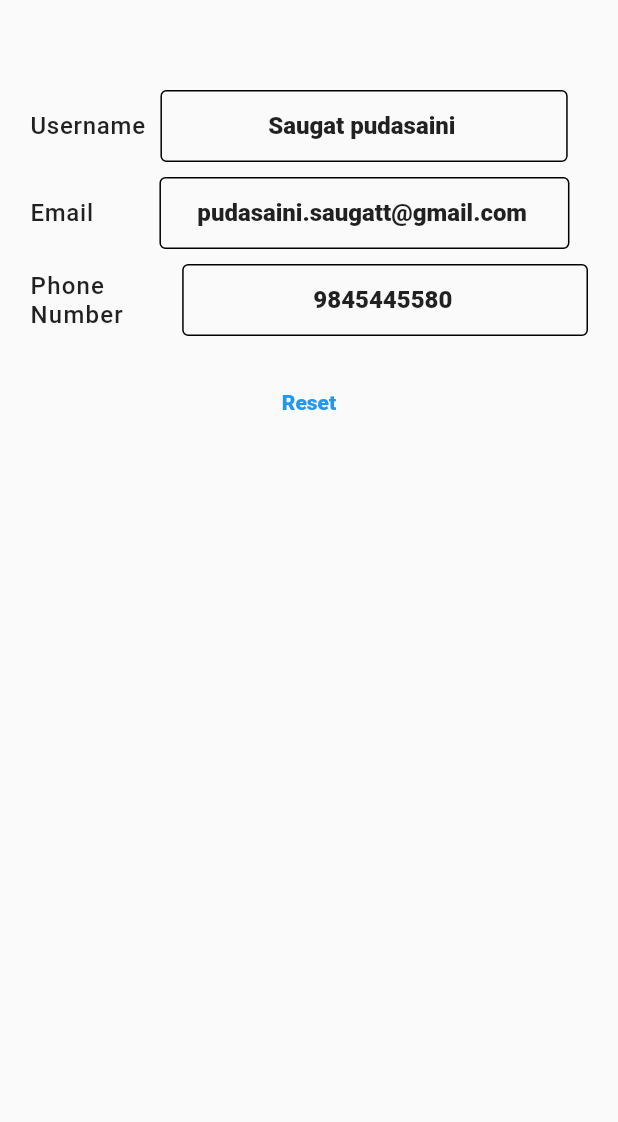
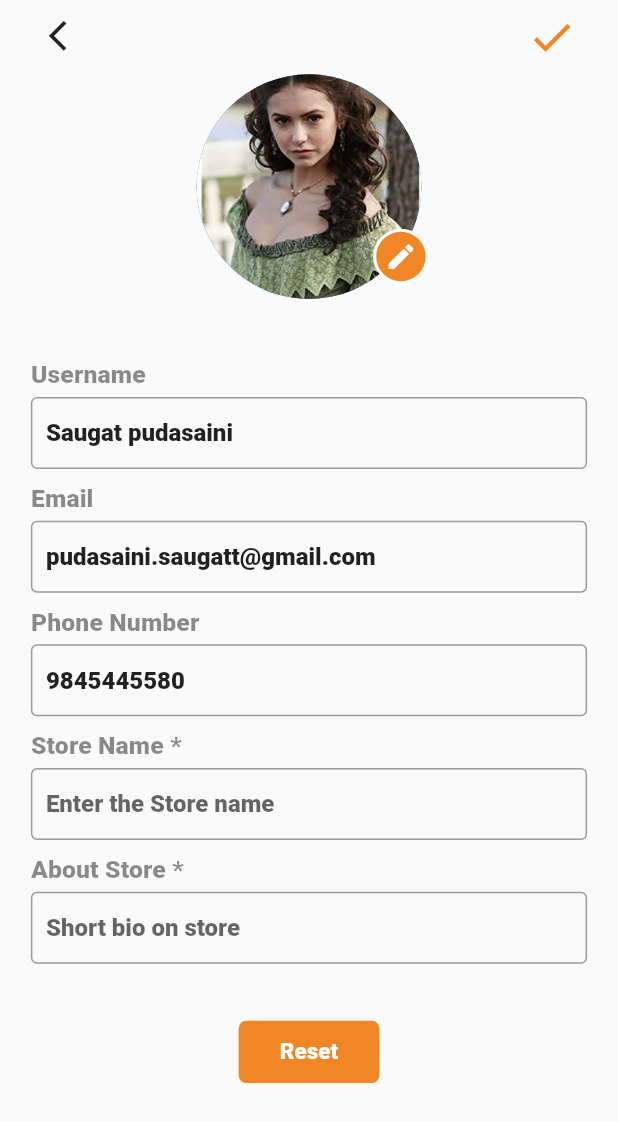
Before and after one commit to Gameofcode1/flutterproject, a Flutter app: the screen it shows after launch, after a tap on "Edit Profle", on a phone screen of 412 x 824 dp. Shown: the top 1122 px of the screen. Run offline on Flutter 3.47's test engine with Material 2 defaults, Android fonts, the phone set to English and light mode, and no system bars; our stand-ins replace carousel_slider, flutter_form_builder, font_awesome_flutter, image_picker; Roboto replaces fonts that are missing (Robotm).

Commit message:
edit page

```diff
--- a/lib/editpage/constant.dart
+++ b/lib/editpage/constant.dart
@@ -1,13 +1,15 @@
 import 'package:flutter/material.dart';
 
 const kEditDecoration = InputDecoration(
+  border: OutlineInputBorder(borderSide: BorderSide(color: Colors.white)),
   hintText: "Enter the values",
-  contentPadding: EdgeInsets.symmetric(vertical: 10.0, horizontal: 20.0),
-  border: OutlineInputBorder(),
+  contentPadding: EdgeInsets.symmetric(vertical: 3.0, horizontal: 10.0),
   enabledBorder: OutlineInputBorder(
-    borderSide: BorderSide(color: Colors.black, width: 1.0),
+    borderSide: BorderSide(color: Colors.black38, width: 1.0),
   ),
   focusedBorder: OutlineInputBorder(
-    borderSide: BorderSide(color: Colors.deepOrangeAccent, width: 2.0),
+    borderSide: BorderSide(color: Color(0xffF08626), width: 2.0),
   ),
 );
+
+const kTextStyle = TextStyle(letterSpacing: 0.1, color: Colors.black45);
--- a/lib/editpage/edit.dart
+++ b/lib/editpage/edit.dart
@@ -35,67 +35,102 @@ class _EditTextState extends State<EditText> {
 
   @override
   Widget build(BuildContext context) {
+    var height = MediaQuery.of(context).size.height;
+    var width = MediaQuery.of(context).size.width;
     return Scaffold(
       body: SafeArea(
         child: Container(
-          padding: EdgeInsets.symmetric(horizontal: 20.0, vertical: 60.0),
-          child: Center(
+          margin: EdgeInsets.symmetric(
+            horizontal: width / 20,
+          ),
+          child: SingleChildScrollView(
             child: Column(
+              crossAxisAlignment: CrossAxisAlignment.center,
               children: [
                 Row(
+                  crossAxisAlignment: CrossAxisAlignment.start,
+                  mainAxisAlignment: MainAxisAlignment.spaceBetween,
                   children: [
-                    Flexible(
-                      flex: 2,
-                      child: Text(
-                        "Username",
-                        style: TextStyle(
-                          letterSpacing: 0.5,
-                          fontSize: 16.0,
-                          fontWeight: FontWeight.w100,
-                          fontFamily: "RoboroM",
+                    IconButton(
+                        icon: Icon(
+                          Icons.arrow_back_ios,
+                          size: height / 34,
+                          color: Colors.black87,
+                        ),
+                        onPressed: () {
+                          Navigator.pop(context);
+                        }),
+                    SizedBox(),
+                    IconButton(
+                        icon: Icon(
+                          Icons.done,
+                          size: height / 25,
+                          color: Color(0xffF08626),
+                        ),
+                        onPressed: () {
+                          Navigator.pop(context);
+                        }),
+                  ],
+                ),
+                Container(
+                  margin:
+                      EdgeInsets.only(top: height / 550, bottom: height / 20),
+                  child: Stack(
+                    overflow: Overflow.visible,
+                    children: [
+                      CircleAvatar(
+                          backgroundImage: AssetImage("images/katherine.jpg"),
+                          radius: height / 11),
+                      Positioned(
+                        top: height / 8,
+                        left: width / 3.5,
+                        child: Container(
+                          decoration: BoxDecoration(
+                              color: Colors.white,
+                              borderRadius: BorderRadius.circular(30)),
+                          padding: EdgeInsets.all(2),
+                          child: CircleAvatar(
+                            radius: height / 50,
+                            backgroundColor:Color(0xffF08626),
+                            child: Icon(
+                              Icons.edit,
+                              color: Colors.white,
+                              size: height / 38,
                             ),
                           ),
                         ),
-                    SizedBox(
-                      width: 10.0,
+                      )
+                    ],
                   ),
-                    Flexible(
-                      flex: 6,
+                ),
+                Column(
+                  crossAxisAlignment: CrossAxisAlignment.start,
+                  children: [
+                    Text("Username",
+                        style: kTextStyle.copyWith(fontSize: height / 50)),
+                    Container(
+
+                      margin: EdgeInsets.only(top: height / 160),
                       child: TextField(
                         controller: users,
                         onChanged: (values) {
                           username = values;
                         },
                         obscureText: false,
-                          textAlign: TextAlign.center,
+                        textAlign: TextAlign.left,
                         decoration: kEditDecoration.copyWith(
-                              hintText: "Enter the username")),
+                            hintText: "Enter the username"),
                       ),
-                  ],
                     ),
                     Container(
-                  margin: EdgeInsets.only(top: 10.0),
-                  child: Row(
-                    mainAxisAlignment: MainAxisAlignment.start,
-                    children: [
-                      Flexible(
-                        flex: 1,
-                        child: Text(
-                          "Email",
+                      margin: EdgeInsets.only(top: height / 80),
+                      child: Text("Email",
                           textAlign: TextAlign.start,
-                          style: TextStyle(
-                            fontFamily: "RoboroM",
-                            letterSpacing: 0.5,
-                            fontSize: 16.0,
-                            fontWeight: FontWeight.w100,
+                          style: kTextStyle.copyWith(fontSize: height / 50)),
                     ),
-                        ),
-                      ),
-                      SizedBox(
-                        width: 44.0,
-                      ),
-                      Flexible(
-                        flex: 5,
+                    Container(
+                      margin: EdgeInsets.only(top: height / 160),
+
                       child: TextField(
                           controller: email,
                           onChanged: (value) {
@@ -103,31 +138,18 @@ class _EditTextState extends State<EditText> {
                           },
                           keyboardType: TextInputType.emailAddress,
                           obscureText: false,
-                            textAlign: TextAlign.center,
+                          textAlign: TextAlign.left,
                           decoration: kEditDecoration.copyWith(
                               hintText: "Enter the email")),
                     ),
-                    ],
-                  ),
+                    Container(
+                      margin: EdgeInsets.only(top: height / 80),
+                      child: Text("Phone Number",
+                          style: kTextStyle.copyWith(fontSize: height / 50)),
                     ),
                     Container(
-                  margin: EdgeInsets.only(top: 10.0),
-                  child: Row(
-                    children: [
-                      Flexible(
-                        flex: 3,
-                        child: Text(
-                          "Phone Number",
-                          style: TextStyle(
-                            fontFamily: "RoboroM",
-                            letterSpacing: 0.8,
-                            fontSize: 16,
-                            fontWeight: FontWeight.w100,
-                          ),
-                        ),
-                      ),
-                      Flexible(
-                        flex: 8,
+
+                      margin: EdgeInsets.only(top: height / 160),
                       child: TextField(
                         controller: phone,
                         onChanged: (values) {
@@ -135,16 +157,44 @@ class _EditTextState extends State<EditText> {
                         },
                         keyboardType: TextInputType.phone,
                         obscureText: false,
-                            textAlign: TextAlign.center,
+                        textAlign: TextAlign.left,
                         decoration: kEditDecoration.copyWith(
-                                hintText: "Enter the phonenumber")),
-                      ),
-                    ],
+                            hintText: "Enter the phonenumber"),
                       ),
                     ),
-                Padding(
-                  padding: const EdgeInsets.only(top: 20.0),
-                  child: TextButton(
+                    Container(
+                      margin: EdgeInsets.only(top: height / 80),
+                      child: Text("Store Name *",
+                          style: kTextStyle.copyWith(fontSize: height / 50)),
+                    ),
+                    Container(
+
+                      margin: EdgeInsets.only(top: height / 160),
+                      child: TextField(
+                        keyboardType: TextInputType.text,
+                        obscureText: false,
+                        textAlign: TextAlign.left,
+                        decoration: kEditDecoration.copyWith(
+                            hintText: "Enter the Store name"),
+                      ),
+                    ),
+                    Container(
+                      margin: EdgeInsets.only(top: height / 80),
+                      child: Text("About Store *",
+                          style: kTextStyle.copyWith(fontSize: height / 50)),
+                    ),
+                    Container(
+
+                      margin: EdgeInsets.only(top: height / 160),
+                      child: TextField(
+                        keyboardType: TextInputType.text,
+                        obscureText: false,
+                        textAlign: TextAlign.left,
+                        decoration: kEditDecoration.copyWith(
+                            hintText: "Short bio on store"),
+                      ),
+                    ),
+                    TextButton(
                       onPressed: () {
                         Navigator.push(
                             context,
@@ -155,8 +205,27 @@ class _EditTextState extends State<EditText> {
                                       snumber: number,
                                     )));
                       },
-                      child: Container(child: Text("Reset"))),
-                )
+                      child: Center(
+                        child: Container(
+                            margin: EdgeInsets.only(top: 30.0),
+                            decoration: BoxDecoration(
+                              borderRadius: BorderRadius.circular(5.0),
+                              color: Color(0xffF08626),
+                            ),
+                            padding: EdgeInsets.only(
+                                left: width / 15,
+                                right: width / 15,
+                                top: height / 70,
+                                bottom: height / 70),
+                            child: Text(
+                              "Reset",
+                              style: TextStyle(
+                                  color: Colors.white, fontSize: height / 55),
+                            )),
+                      ),
+                    ),
+                  ],
+                ),
               ],
             ),
           ),
--- a/lib/referralcode/refferalcode.dart
+++ b/lib/referralcode/refferalcode.dart
@@ -16,6 +16,10 @@ class Referralcode extends StatelessWidget {
               child: Container(
                 child: Column(
                   children: [
+                    Text("Profile  Photo",textAlign: TextAlign.center,),
+
+
+
                     Row(
                       children: [
                         Padding(
```
Lines whose indentation alone changed are shown as unchanged.
